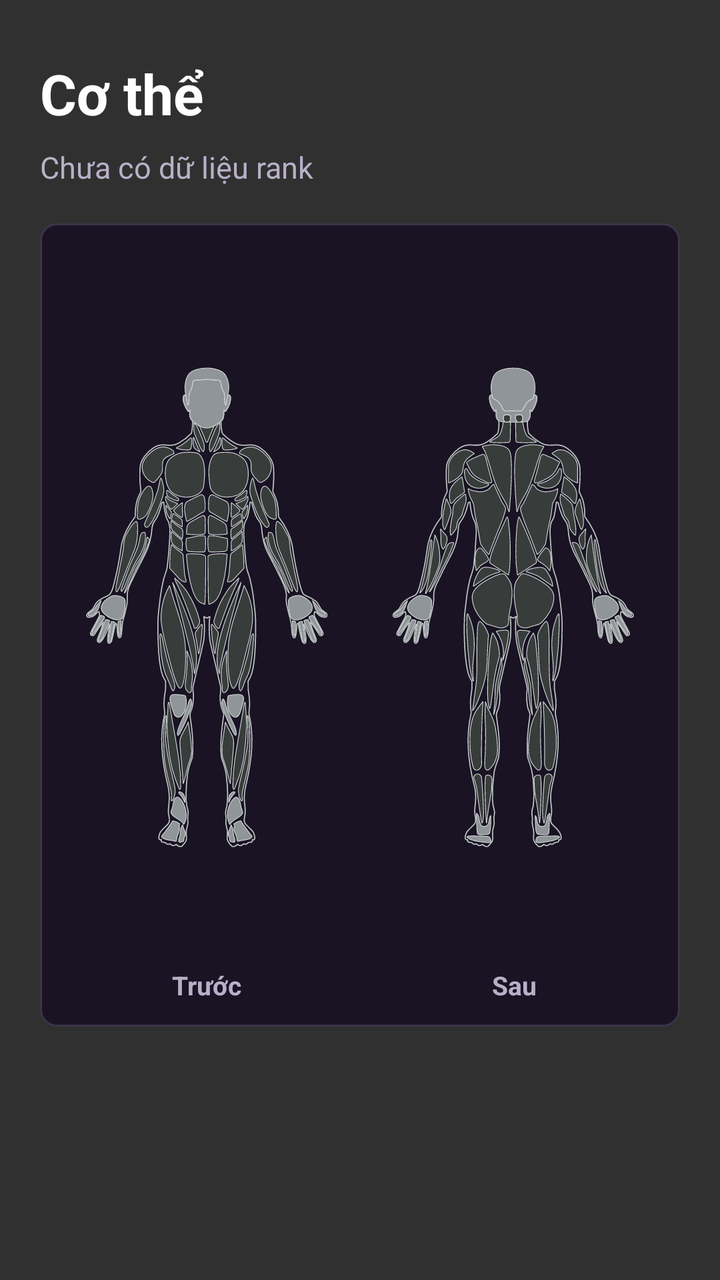
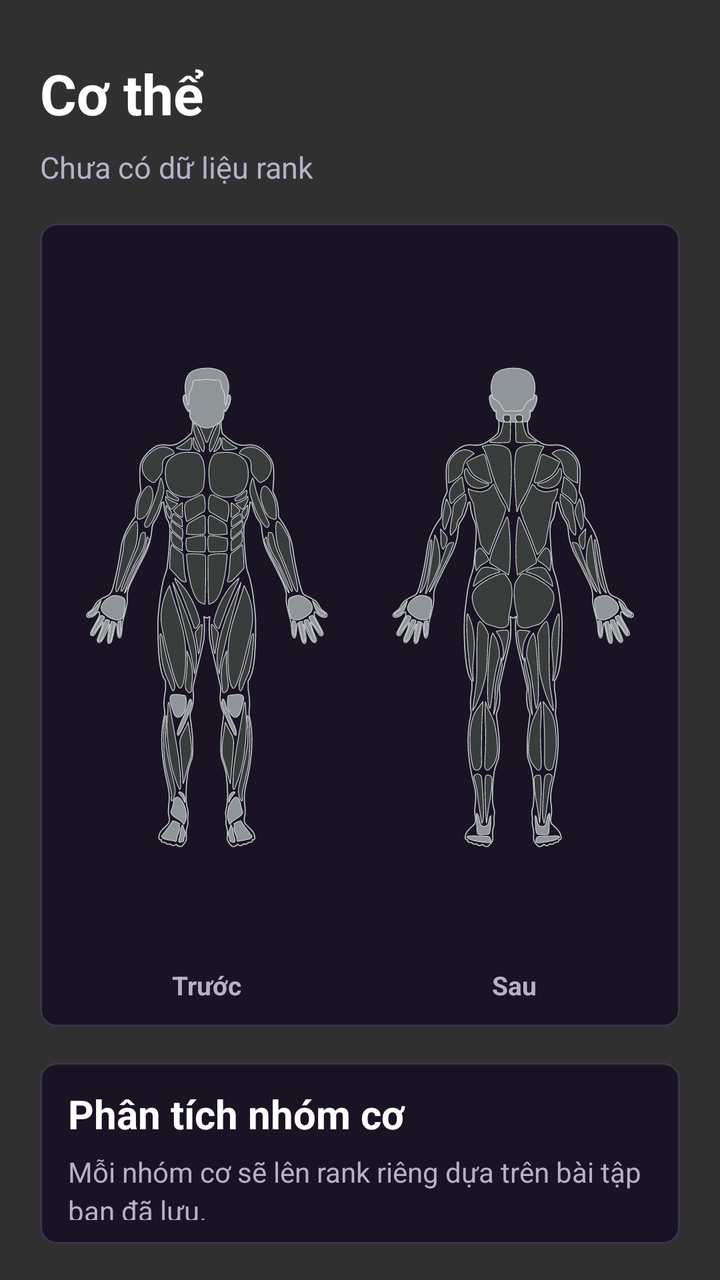

Before-and-after screenshots of an Android layout around one commit, followed by the original layout XML and the change that was made.
<!-- AndroidManifest.xml: application theme Theme.GymRank -->
<!-- res/layout/screen_bodygraph.xml -->
<LinearLayout xmlns:android="http://schemas.android.com/apk/res/android"
    android:layout_width="match_parent"
    android:layout_height="wrap_content"
    android:orientation="vertical"
    android:paddingLeft="20dp"
    android:paddingTop="28dp"
    android:paddingRight="20dp"
    android:paddingBottom="18dp">

    <TextView
        android:layout_width="match_parent"
        android:layout_height="wrap_content"
        android:text="Cơ thể"
        android:textColor="@color/gr_text"
        android:textSize="28sp"
        android:textStyle="bold" />

    <TextView
        android:id="@+id/bodygraph_status"
        android:layout_width="match_parent"
        android:layout_height="wrap_content"
        android:layout_marginTop="8dp"
        android:text="Chưa có dữ liệu rank"
        android:textColor="@color/gr_text_muted"
        android:textSize="15sp" />

    <LinearLayout
        android:layout_width="match_parent"
        android:layout_height="wrap_content"
        android:layout_marginTop="18dp"
        android:background="@drawable/bg_card"
        android:orientation="vertical">

        <LinearLayout
            android:layout_width="match_parent"
            android:layout_height="wrap_content"
            android:gravity="center"
            android:orientation="horizontal">

            <LinearLayout
                android:layout_width="0dp"
                android:layout_height="wrap_content"
                android:layout_marginRight="8dp"
                android:layout_weight="1"
                android:gravity="center"
                android:orientation="vertical">

                <FrameLayout
                    android:id="@+id/bodygraph_front_container"
                    android:layout_width="match_parent"
                    android:layout_height="360dp">

                    <ImageView
                        android:id="@+id/bodygraph_front_image"
                        android:layout_width="match_parent"
                        android:layout_height="match_parent"
                        android:adjustViewBounds="true"
                        android:contentDescription="Bodygraph mặt trước"
                        android:scaleType="fitCenter"
                        android:src="@drawable/bodygraph_male_front" />
                </FrameLayout>

                <TextView
                    android:layout_width="match_parent"
                    android:layout_height="wrap_content"
                    android:gravity="center"
                    android:text="Trước"
                    android:textColor="@color/gr_text_muted"
                    android:textSize="13sp"
                    android:textStyle="bold" />
            </LinearLayout>

            <LinearLayout
                android:layout_width="0dp"
                android:layout_height="wrap_content"
                android:layout_marginLeft="8dp"
                android:layout_weight="1"
                android:gravity="center"
                android:orientation="vertical">

                <FrameLayout
                    android:id="@+id/bodygraph_back_container"
                    android:layout_width="match_parent"
                    android:layout_height="360dp">

                    <ImageView
                        android:id="@+id/bodygraph_back_image"
                        android:layout_width="match_parent"
                        android:layout_height="match_parent"
                        android:adjustViewBounds="true"
                        android:contentDescription="Bodygraph mặt sau"
                        android:scaleType="fitCenter"
                        android:src="@drawable/bodygraph_male_back" />
                </FrameLayout>

                <TextView
                    android:layout_width="match_parent"
                    android:layout_height="wrap_content"
                    android:gravity="center"
                    android:text="Sau"
                    android:textColor="@color/gr_text_muted"
                    android:textSize="13sp"
                    android:textStyle="bold" />
            </LinearLayout>
        </LinearLayout>
    </LinearLayout>
</LinearLayout>
<!-- resources referenced by this layout -->
<resources>
  <color name="gr_text">#FFFFFF</color>
  <color name="gr_text_muted">#B8B0C8</color>
  <!-- drawable bg_card (drawable) -->
  <shape xmlns:android="http://schemas.android.com/apk/res/android">
      <solid android:color="@color/gr_surface" />
      <stroke android:width="1dp" android:color="@color/gr_border" />
      <corners android:radius="8dp" />
      <padding android:left="14dp" android:top="12dp" android:right="14dp" android:bottom="12dp" />
  </shape>
  <!-- drawable bodygraph_male_back: vector/xml drawable (drawable, 55699 chars, omitted) -->
  <!-- drawable bodygraph_male_front: vector/xml drawable (drawable, 65158 chars, omitted) -->
  <style name="Theme.GymRank" parent="@android:style/Theme.Material.NoActionBar">
          <item name="android:fontFamily">sans-serif</item>
          <item name="android:windowActionBar">false</item>
          <item name="android:windowNoTitle">true</item>
          <item name="android:windowLightStatusBar">false</item>
          <item name="android:statusBarColor">@color/gr_background</item>
          <item name="android:navigationBarColor">@color/gr_background</item>
          <item name="android:colorAccent">@color/gr_blue</item>
      </style>
  <color name="gr_surface">#191324</color>
  <color name="gr_border">#3C344A</color>
  <color name="gr_background">#0D0916</color>
  <color name="gr_blue">#55B8F2</color>
</resources>

<!-- the commit's change to res/layout/screen_bodygraph.xml (unified diff, before → after) -->
@@ -104,4 +104,37 @@
             </LinearLayout>
         </LinearLayout>
     </LinearLayout>
+
+    <LinearLayout
+        android:layout_width="match_parent"
+        android:layout_height="wrap_content"
+        android:layout_marginTop="18dp"
+        android:background="@drawable/bg_card"
+        android:orientation="vertical">
+
+        <TextView
+            android:layout_width="match_parent"
+            android:layout_height="wrap_content"
+            android:text="Phân tích nhóm cơ"
+            android:textColor="@color/gr_text"
+            android:textSize="20sp"
+            android:textStyle="bold" />
+
+        <TextView
+            android:id="@+id/body_rank_hint"
+            android:layout_width="match_parent"
+            android:layout_height="wrap_content"
+            android:layout_marginTop="6dp"
+            android:lineSpacingExtra="3dp"
+            android:text="Mỗi nhóm cơ sẽ lên rank riêng dựa trên bài tập bạn đã lưu."
+            android:textColor="@color/gr_text_muted"
+            android:textSize="14sp" />
+
+        <LinearLayout
+            android:id="@+id/body_rank_list"
+            android:layout_width="match_parent"
+            android:layout_height="wrap_content"
+            android:layout_marginTop="10dp"
+            android:orientation="vertical" />
+    </LinearLayout>
 </LinearLayout>
